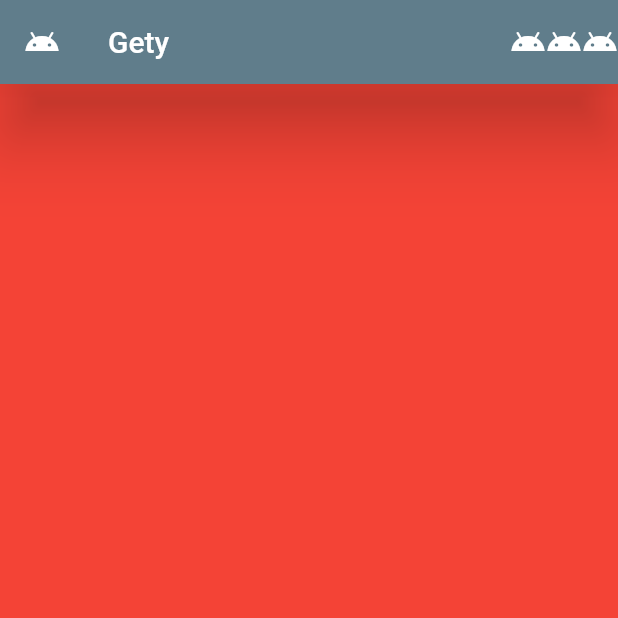
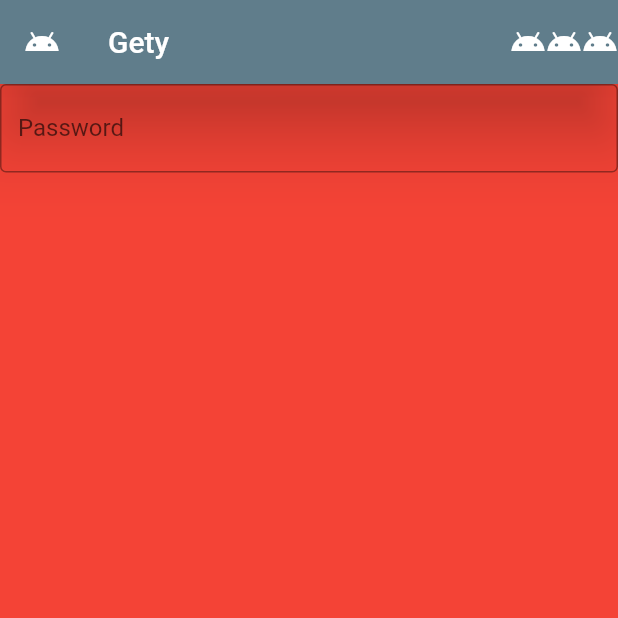
Before and after one commit to GeoffroyMuller/Gety, a Flutter app: the screen it shows after launch, on a phone screen of 412 x 824 dp, the top half of it. Run offline on Flutter 3.47's test engine with Material 2 defaults, Android fonts, the phone set to English and light mode, and no system bars; missing offline and left inert: aqueduct; project files that could hold a hidden picture were left out.

Commit message:
inscription

```diff
--- /dev/null
+++ b/gety_front/lib/components/Header.dart
@@ -0,0 +1,18 @@
+import 'package:flutter/cupertino.dart';
+import 'package:flutter/material.dart';
+
+class Header extends AppBar {
+
+  Header(){
+    AppBar(
+        title: new Text("Gety"),
+        leading: new Icon(Icons.android),
+        actions: <Widget>[
+          new Icon(Icons.android),
+          new Icon(Icons.android),
+          new Icon(Icons.android),
+        ],
+        elevation: 20.0
+    );
+  }
+}
--- a/gety_front/lib/main.dart
+++ b/gety_front/lib/main.dart
@@ -1,4 +1,5 @@
 import 'package:flutter/material.dart';
+import 'package:gety_front/pages/Home.dart';
 
 void main() {
   runApp(new MyApp());
@@ -17,29 +18,3 @@ class MyApp extends StatelessWidget {
     );
   }
 }
-
-class Home extends StatefulWidget {
-  @override
-  State<StatefulWidget> createState() {
-    return new _Home();
-  }
-}
-
-class _Home extends State<Home> {
-  @override
-  Widget build(BuildContext context) {
-    return Scaffold(
-      appBar: new AppBar(
-        title: new Text("Gety"),
-        leading: new Icon(Icons.android),
-        actions: <Widget>[
-          new Icon(Icons.android),
-          new Icon(Icons.android),
-          new Icon(Icons.android),
-        ],
-        elevation: 20.0,
-      ),
-      backgroundColor: Colors.red
-    );
-  }
-}
--- /dev/null
+++ b/gety_front/lib/pages/Home.dart
@@ -0,0 +1,30 @@
+import 'package:flutter/material.dart';
+import 'package:gety_front/components/Header.dart';
+import 'package:gety_front/pages/Inscription.dart';
+
+class Home extends StatefulWidget {
+  @override
+  State<StatefulWidget> createState() {
+    return new _Home();
+  }
+}
+
+class _Home extends State<Home> {
+  @override
+  Widget build(BuildContext context) {
+    return Scaffold(
+        appBar: new AppBar(
+            title: new Text("Gety"),
+            leading: new Icon(Icons.android),
+            actions: <Widget>[
+              new Icon(Icons.android),
+              new Icon(Icons.android),
+              new Icon(Icons.android),
+            ],
+            elevation: 20.0
+        ),
+        body: new Inscription(),
+        backgroundColor: Colors.red
+    );
+  }
+}
--- a/gety_front/lib/pages/Inscription.dart
+++ b/gety_front/lib/pages/Inscription.dart
@@ -1,3 +1,26 @@
-class Inscription {
+import 'package:flutter/material.dart';
 
+class Inscription extends StatefulWidget {
+  @override
+  State<StatefulWidget> createState() {
+    return new _Inscription();
+  }
 }
+
+class _Inscription extends State<Inscription> {
+  @override
+  Widget build(BuildContext context) {
+    return ListView(
+        children: const <Widget>[
+          TextField(
+            obscureText: true,
+            decoration: InputDecoration(
+              border: OutlineInputBorder(),
+              labelText: 'Password',
+            ),
+          )
+        ],
+
+    );
+  }
+}
```
